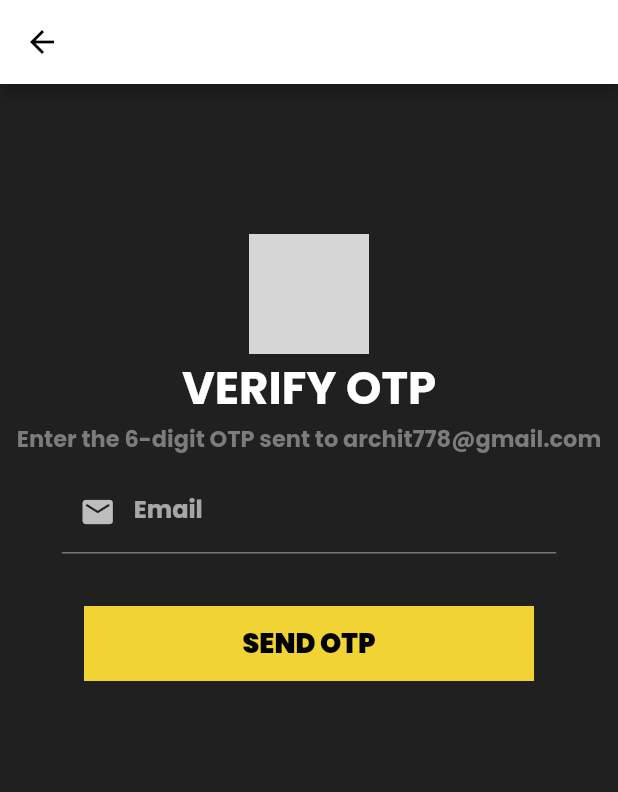
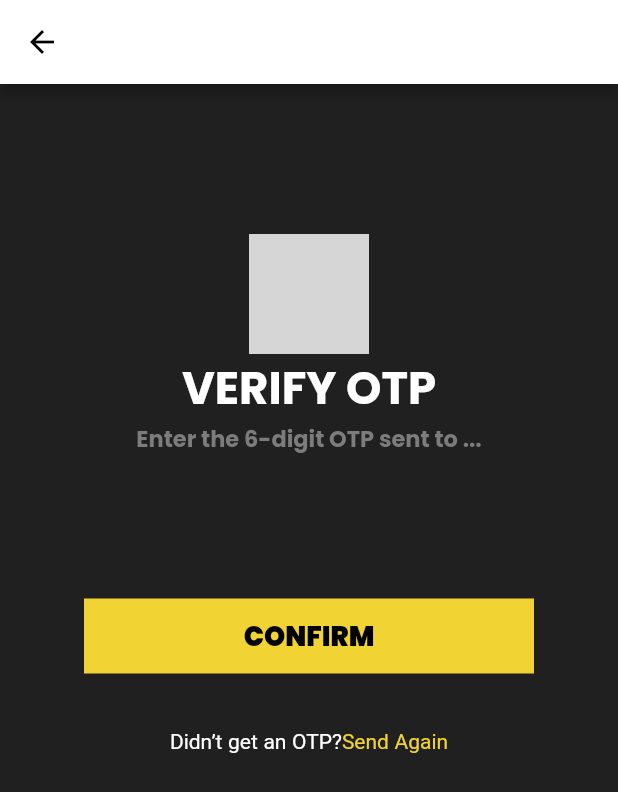
Before and after one commit to ARCHIT1607/dumbbell_club_flutter, a Flutter app: the VerifyOtp screen opened by its route, on a phone screen of 412 x 824 dp. Shown: the top 792 px of the screen. Run offline on Flutter 3.47's test engine with Material 2 defaults, Android fonts, the phone set to English and light mode, and no system bars; our stand-ins replace google_fonts; grey boxes are pictures that could not be loaded.

Commit message:
verify OTP screen draft half complete

```diff
--- a/dumbbell_club/lib/main.dart
+++ b/dumbbell_club/lib/main.dart
@@ -36,7 +36,7 @@ class MyApp extends StatelessWidget {
       routes: {
         '/': (context) => RegisterPage(),
         MyRoutes.loginRoute: (context) => LoginPage(),
-        MyRoutes.resetPasswordRoute: (context) => ResetPassowrd(),
+        MyRoutes.resetPasswordRoute: (context) => ResetPassword(),
         MyRoutes.registerRoute: (context) => RegisterPage(),
         MyRoutes.verifyOtpRoute: (context) => VerifyOtp(),
         MyRoutes.newPasswordRoute: (context) => NewPassowrd(),
--- a/dumbbell_club/lib/screens/reset_password.dart
+++ b/dumbbell_club/lib/screens/reset_password.dart
@@ -5,7 +5,7 @@ import 'package:google_fonts/google_fonts.dart';
 
 import '../constant.dart';
 
-class ResetPassowrd extends StatelessWidget {
+class ResetPassword extends StatelessWidget {
   @override
   Widget build(BuildContext context) {
     return Scaffold(
@@ -50,7 +50,7 @@ class ResetPassowrd extends StatelessWidget {
                 padding: const EdgeInsets.all(5.0),
                 child: GestureDetector(
                   onTap: () {
-                    Navigator.pushNamed(context, MyRoutes.loginRoute);
+                    Navigator.pushNamed(context, MyRoutes.newPasswordRoute);
                   },
                   child: Container(
                     alignment: Alignment.center,
--- a/dumbbell_club/lib/screens/verify_otp.dart
+++ b/dumbbell_club/lib/screens/verify_otp.dart
@@ -1,9 +1,9 @@
+
 import 'package:dumbbell_club/utlis/routes.dart';
 import 'package:flutter/material.dart';
 import 'package:google_fonts/google_fonts.dart';
 
 import '../constant.dart';
-import 'login_page.dart';
 
 class VerifyOtp extends StatelessWidget {
   @override
@@ -14,11 +14,7 @@ class VerifyOtp extends StatelessWidget {
         child: Container(
           alignment: Alignment.center,
           child: Column(
-              children: [
-                Container(
-                  child: Column(
-                    mainAxisAlignment: MainAxisAlignment.center,
-                    crossAxisAlignment: CrossAxisAlignment.center,
+
             children: [
               SizedBox(
                 height: 100,
@@ -29,28 +25,25 @@ class VerifyOtp extends StatelessWidget {
               ),
               Text(
                 'VERIFY OTP',
-                        style: TextStyle(
-                            fontWeight: FontWeight.bold, fontSize: 30),
+                style: TextStyle(fontWeight: FontWeight.bold, fontSize: 30),
               ),
               Text(
-                        'Enter the 6-digit OTP sent to archit778@gmail.com',
-                        style: TextStyle(
-                            color: Constants.secondaryHeaderColor,
-                            fontWeight: FontWeight.bold,
-                            fontSize: 15),
+                'Enter the 6-digit OTP sent to ...',
+                maxLines: 2,
+                style: TextStyle(fontWeight: FontWeight.bold,
+                    fontSize: 15,
+                    overflow: TextOverflow.ellipsis,
+                    color: Constants.secondaryHeaderColor),
+              ),
+              SizedBox(
+                height: 60,
+              ),
+                Row(
+                  children: [
+                    SizedBox(
+                      width: 10.0,
                     ),
                   ],
-                  ),
-                ),
-                SizedBox(
-                  height: 10,
-                ),
-                InputFormField(
-                  text: "Email",
-                  hintText: 'Enter your email',
-                  icon: Icons.email_rounded,
-                  controllerName: null,
-                  obscureText: false,
                 ),
               SizedBox(
                 height: 30,
@@ -59,26 +52,45 @@ class VerifyOtp extends StatelessWidget {
                 padding: const EdgeInsets.all(5.0),
                 child: GestureDetector(
                   onTap: () {
-                      Navigator.pushNamed(context, MyRoutes.loginRoute);
+                    Navigator.pushNamed(context, MyRoutes.homeRoute);
                   },
                   child: Container(
                     alignment: Alignment.center,
                     height: 50,
                     width: 300,
-                      child: Text(
-                        'SEND OTP',
+                    child: Text('CONFIRM',
                         style: TextStyle(
                             color: Colors.black,
                             fontWeight: FontWeight.w900,
                             fontSize: 18,
-                            fontFamily: GoogleFonts.poppins().fontFamily),
-                      ),
+                            fontFamily: GoogleFonts.poppins().fontFamily)),
                     color: Constants.primarySwatch,
                   ),
                 ),
               ),
+              SizedBox(
+                height: 30,
+              ),
+              GestureDetector(
+                onTap: () {
+                  Navigator.pushNamed(context, MyRoutes.verifyOtpRoute);
+                },
+                child: RichText(
+                  text: TextSpan(
+                    text: "Didn’t get an OTP?",
+                    style: TextStyle(color: Colors.white),
+                    children: <TextSpan>[
+                      TextSpan(
+                        text: 'Send Again',
+                        style: TextStyle(color: Constants.primarySwatch),
+                      ),
                     ],
-            )),
+                  ),
+                ),
+              ),
+            ],
+          ),
+        )
       ),
     );
   }
```
Also changed, not shown: dumbbell_club/lib/screens/login_page.dart (+12 -2 lines). Lines whose indentation alone changed are shown as unchanged.
